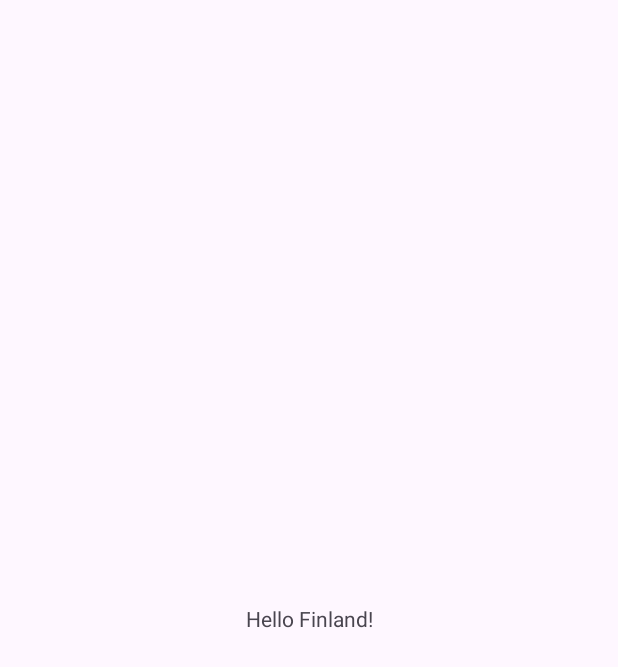
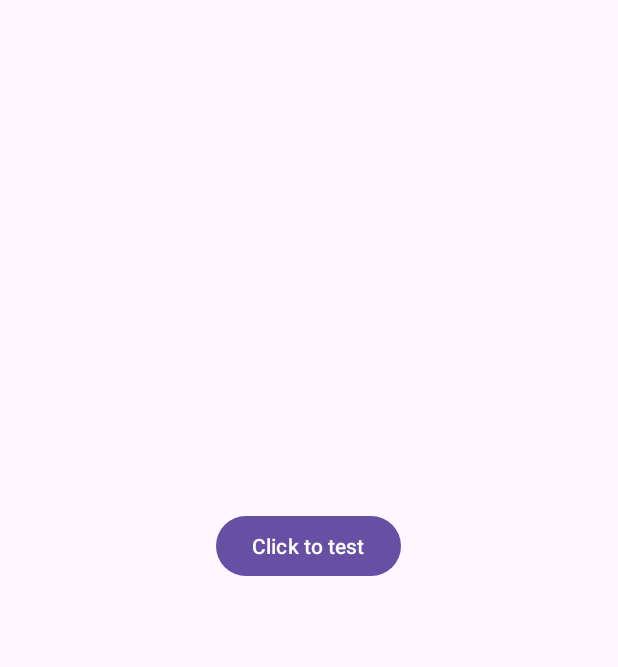
Before and after one commit to remeseeli/Finno-Ugric-Lutemon, an Android app: the screen it shows after launch (MainActivity), on a phone screen of 412 x 824 dp. Before the commit the part shown is almost empty. Shown: the top 667 px of the screen. Run offline under Robolectric (Android 15) with nearby library versions, the phone set to English and light mode, and no system bars.

Commit message:
added button

```diff
--- a/app/src/main/java/com/palinka/finno_ugric_lutemon/MainActivity.java
+++ b/app/src/main/java/com/palinka/finno_ugric_lutemon/MainActivity.java
@@ -1,6 +1,7 @@
 package com.palinka.finno_ugric_lutemon;
 
 import android.os.Bundle;
+import android.widget.Button;
 
 import androidx.activity.EdgeToEdge;
 import androidx.appcompat.app.AppCompatActivity;
@@ -9,6 +10,7 @@ import androidx.core.view.ViewCompat;
 import androidx.core.view.WindowInsetsCompat;
 
 public class MainActivity extends AppCompatActivity {
+    private Button testButton;
 
     @Override
     protected void onCreate(Bundle savedInstanceState) {
@@ -20,5 +22,6 @@ public class MainActivity extends AppCompatActivity {
             v.setPadding(systemBars.left, systemBars.top, systemBars.right, systemBars.bottom);
             return insets;
         });
+        testButton = findViewById(R.id.eeliButton);
     }
 }
--- a/app/src/main/res/layout/activity_main.xml
+++ b/app/src/main/res/layout/activity_main.xml
@@ -7,13 +7,16 @@
     android:layout_height="match_parent"
     tools:context=".MainActivity">
 
-    <TextView
+    <Button
+        android:id="@+id/eeliButton"
         android:layout_width="wrap_content"
         android:layout_height="wrap_content"
-        android:text="Hello Finland!"
-        app:layout_constraintBottom_toBottomOf="parent"
+        android:layout_marginTop="340dp"
+        android:text="Click to test"
         app:layout_constraintEnd_toEndOf="parent"
+        app:layout_constraintHorizontal_bias="0.498"
         app:layout_constraintStart_toStartOf="parent"
-        app:layout_constraintTop_toTopOf="parent" />
-
+        app:layout_constraintTop_toTopOf="parent"
+        tools:ignore="HardcodedText" />
+    <!-- Added suppress warning for HardcodedText -->
 </androidx.constraintlayout.widget.ConstraintLayout>
```
